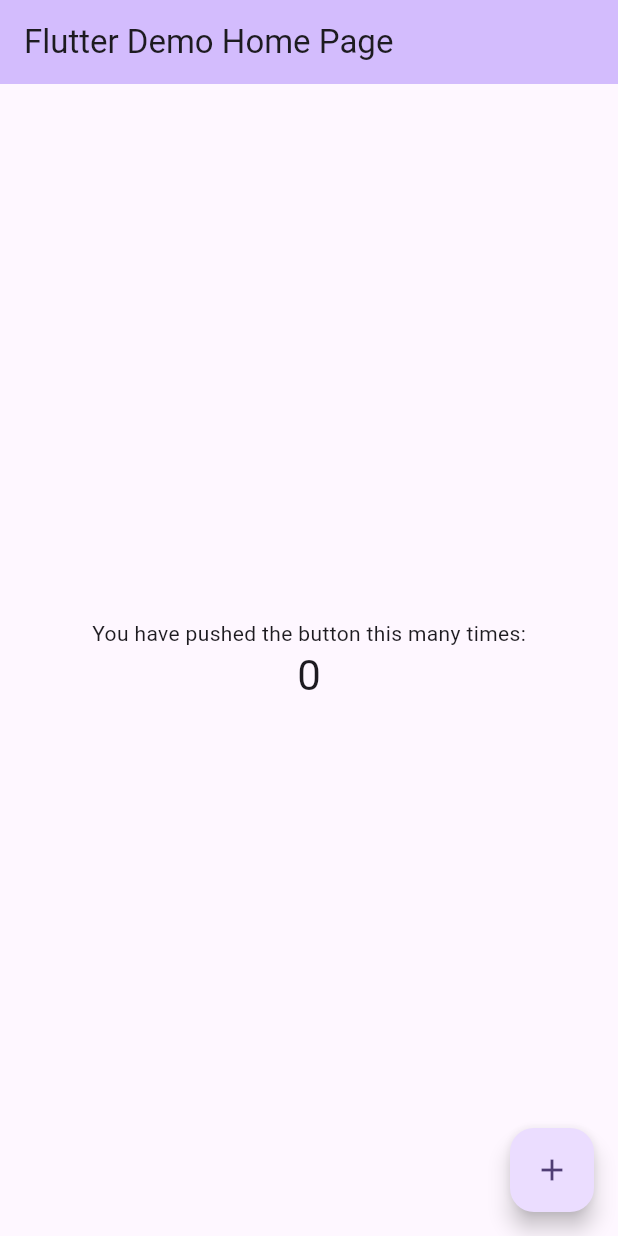
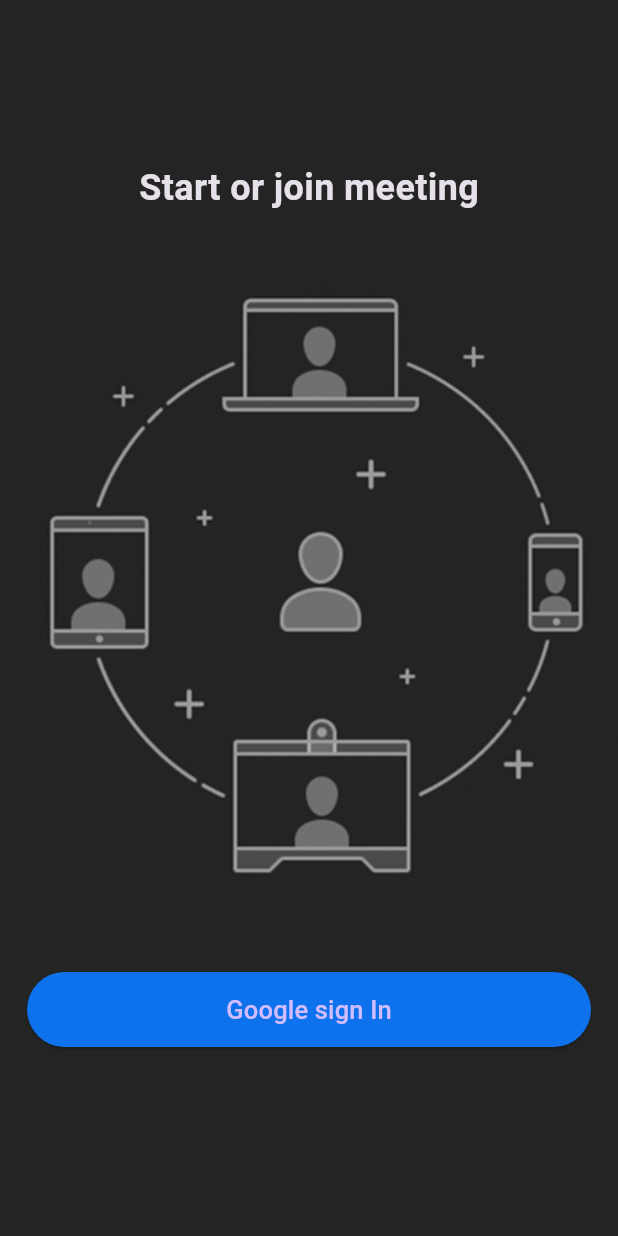
Before and after one commit to JustinCheeramattathil/video_conferencing_application, a Flutter app: the screen it shows after launch, on a phone screen of 412 x 824 dp. Run offline on Flutter 3.47's test engine with Material 3 defaults, Android fonts, the phone set to English and light mode, and no system bars; our stand-ins replace cloud_firestore, firebase_auth, firebase_core, google_sign_in; accounts and stored records are empty.

Commit message:
signin with google  added

```diff
--- a/lib/main.dart
+++ b/lib/main.dart
@@ -1,125 +1,32 @@
+import 'package:firebase_core/firebase_core.dart';
 import 'package:flutter/material.dart';
+import 'package:zoom_clone/firebase_options.dart';
+import 'package:zoom_clone/screens/login_screen.dart';
+import 'package:zoom_clone/utils/colors.dart';
 
-void main() {
+void main() async {
+  WidgetsFlutterBinding.ensureInitialized();
+  await Firebase.initializeApp(
+    options: DefaultFirebaseOptions.currentPlatform,
+  );
   runApp(const MyApp());
 }
 
 class MyApp extends StatelessWidget {
   const MyApp({super.key});
 
-  // This widget is the root of your application.
   @override
   Widget build(BuildContext context) {
     return MaterialApp(
-      title: 'Flutter Demo',
-      theme: ThemeData(
-        // This is the theme of your application.
-        //
-        // TRY THIS: Try running your application with "flutter run". You'll see
-        // the application has a purple toolbar. Then, without quitting the app,
-        // try changing the seedColor in the colorScheme below to Colors.green
-        // and then invoke "hot reload" (save your changes or press the "hot
-        // reload" button in a Flutter-supported IDE, or press "r" if you used
-        // the command line to start the app).
-        //
-        // Notice that the counter didn't reset back to zero; the application
-        // state is not lost during the reload. To reset the state, use hot
-        // restart instead.
-        //
-        // This works for code too, not just values: Most code changes can be
-        // tested with just a hot reload.
-        colorScheme: ColorScheme.fromSeed(seedColor: Colors.deepPurple),
-        useMaterial3: true,
+      debugShowCheckedModeBanner: false,
+      title: 'Zoom Clone',
+      theme: ThemeData.dark().copyWith(
+        scaffoldBackgroundColor: backgroundColor,
       ),
-      home: const MyHomePage(title: 'Flutter Demo Home Page'),
+      routes: {
+        '/login': (context) => const LoginScreen(),
+      },
+      home: LoginScreen(),
     );
   }
 }
-
-class MyHomePage extends StatefulWidget {
-  const MyHomePage({super.key, required this.title});
-
-  // This widget is the home page of your application. It is stateful, meaning
-  // that it has a State object (defined below) that contains fields that affect
-  // how it looks.
-
-  // This class is the configuration for the state. It holds the values (in this
-  // case the title) provided by the parent (in this case the App widget) and
-  // used by the build method of the State. Fields in a Widget subclass are
-  // always marked "final".
-
-  final String title;
-
-  @override
-  State<MyHomePage> createState() => _MyHomePageState();
-}
-
-class _MyHomePageState extends State<MyHomePage> {
-  int _counter = 0;
-
-  void _incrementCounter() {
-    setState(() {
-      // This call to setState tells the Flutter framework that something has
-      // changed in this State, which causes it to rerun the build method below
-      // so that the display can reflect the updated values. If we changed
-      // _counter without calling setState(), then the build method would not be
-      // called again, and so nothing would appear to happen.
-      _counter++;
-    });
-  }
-
-  @override
-  Widget build(BuildContext context) {
-    // This method is rerun every time setState is called, for instance as done
-    // by the _incrementCounter method above.
-    //
-    // The Flutter framework has been optimized to make rerunning build methods
-    // fast, so that you can just rebuild anything that needs updating rather
-    // than having to individually change instances of widgets.
-    return Scaffold(
-      appBar: AppBar(
-        // TRY THIS: Try changing the color here to a specific color (to
-        // Colors.amber, perhaps?) and trigger a hot reload to see the AppBar
-        // change color while the other colors stay the same.
-        backgroundColor: Theme.of(context).colorScheme.inversePrimary,
-        // Here we take the value from the MyHomePage object that was created by
-        // the App.build method, and use it to set our appbar title.
-        title: Text(widget.title),
-      ),
-      body: Center(
-        // Center is a layout widget. It takes a single child and positions it
-        // in the middle of the parent.
-        child: Column(
-          // Column is also a layout widget. It takes a list of children and
-          // arranges them vertically. By default, it sizes itself to fit its
-          // children horizontally, and tries to be as tall as its parent.
-          //
-          // Column has various properties to control how it sizes itself and
-          // how it positions its children. Here we use mainAxisAlignment to
-          // center the children vertically; the main axis here is the vertical
-          // axis because Columns are vertical (the cross axis would be
-          // horizontal).
-          //
-          // TRY THIS: Invoke "debug painting" (choose the "Toggle Debug Paint"
-          // action in the IDE, or press "p" in the console), to see the
-          // wireframe for each widget.
-          mainAxisAlignment: MainAxisAlignment.center,
-          children: <Widget>[
-            const Text(
-              'You have pushed the button this many times:',
-            ),
-            Text(
-              '$_counter',
-              style: Theme.of(context).textTheme.headlineMedium,
-            ),
-          ],
-        ),
-      ),
-      floatingActionButton: FloatingActionButton(
-        onPressed: _incrementCounter,
-        tooltip: 'Increment',
-        child: const Icon(Icons.add),
-      ), // This trailing comma makes auto-formatting nicer for build methods.
-    );
-  }
-}
--- /dev/null
+++ b/lib/screens/login_screen.dart
@@ -0,0 +1,37 @@
+import 'package:flutter/material.dart';
+import 'package:zoom_clone/widgets/custom_button.dart';
+
+class LoginScreen extends StatefulWidget {
+  const LoginScreen({super.key});
+
+  @override
+  State<LoginScreen> createState() => _LoginScreenState();
+}
+
+class _LoginScreenState extends State<LoginScreen> {
+  @override
+  Widget build(BuildContext context) {
+    return Scaffold(
+      body: Column(
+        mainAxisAlignment: MainAxisAlignment.center,
+        children: [
+          const Text(
+            'Start or join meeting',
+            style: TextStyle(
+              fontSize: 24,
+              fontWeight: FontWeight.bold,
+            ),
+          ),
+          Padding(
+            padding: const EdgeInsets.symmetric(vertical: 38),
+            child: Image.asset('assets/images/onboarding.jpg'),
+          ),
+          CustomButton(
+            text: 'Google sign In',
+            onPressed: () {},
+          )
+        ],
+      ),
+    );
+  }
+}
--- /dev/null
+++ b/lib/utils/colors.dart
@@ -0,0 +1,6 @@
+import 'package:flutter/material.dart';
+
+const backgroundColor = Color.fromRGBO(36, 36, 36, 1);
+const buttonColor = Color.fromRGBO(14, 114, 236, 1);
+const footerColor = Color.fromRGBO(26, 26, 26, 1);
+const secondaryBackgroundColor = Color.fromRGBO(46, 46, 46, 1);
--- /dev/null
+++ b/lib/widgets/custom_button.dart
@@ -0,0 +1,29 @@
+import 'package:flutter/material.dart';
+import 'package:zoom_clone/utils/colors.dart';
+
+class CustomButton extends StatelessWidget {
+  final String text;
+  final VoidCallback onPressed;
+  const CustomButton({super.key, required this.text,required this.onPressed});
+
+  @override
+  Widget build(BuildContext context) {
+    return Padding(
+      padding: const EdgeInsets.all(18.0),
+      child: ElevatedButton(
+        style: ElevatedButton.styleFrom(
+          primary: buttonColor,
+          minimumSize: const Size(
+            double.infinity,
+            50,
+          ),
+        ),
+        onPressed:onPressed,
+        child: Text(
+          text,
+          style: const TextStyle(fontSize: 17),
+        ),
+      ),
+    );
+  }
+}
```
Also changed, not shown: lib/resources/auth_methods.dart (added, +40 -0 lines), lib/utils/utils.dart (added, +9 -0 lines), pubspec.yaml (+8 -18 lines), assets/images/onboarding.jpg (added), lib/firebase_options.dart (added), pubspec.lock, 8 other files.
